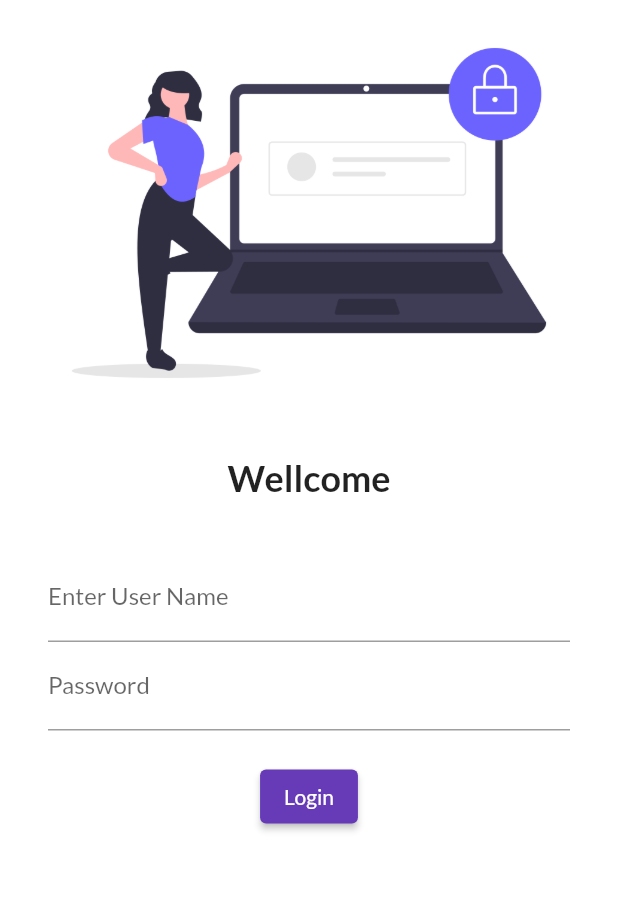
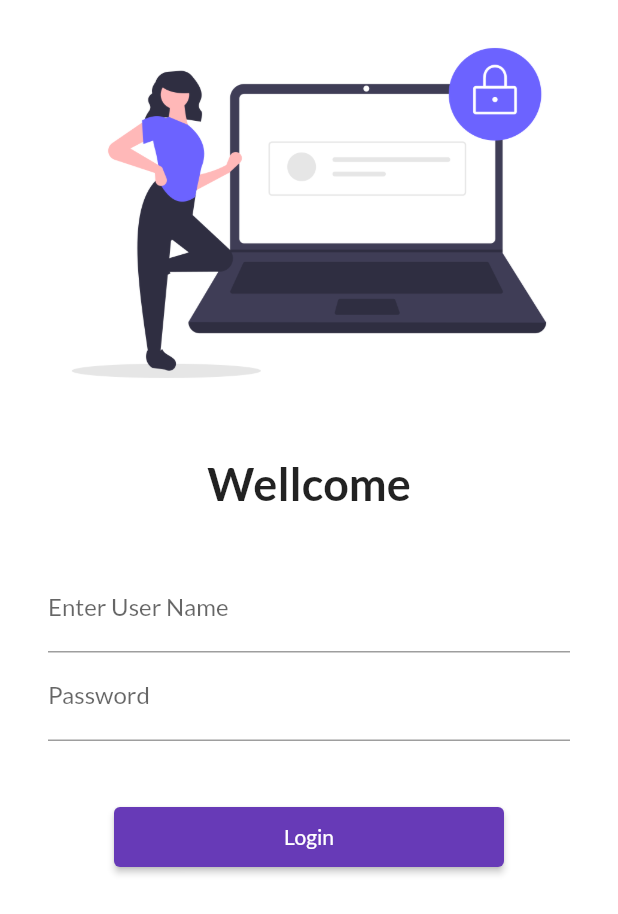
Before and after one commit to iamMD/30Daysofflutter, a Flutter app: the screen it shows after launch, on a phone screen of 412 x 824 dp. Shown: the top 914 px of the screen. Run offline on Flutter 3.47's test engine with Material 2 defaults, Android fonts, the phone set to English and light mode, and no system bars; our stand-ins replace google_fonts.

Commit message:
day5 completed

```diff
--- a/lib/main.dart
+++ b/lib/main.dart
@@ -1,4 +1,5 @@
 import 'package:catelog_app/pages/login_page.dart';
+import 'package:catelog_app/utils/routes.dart';
 import 'package:flutter/material.dart';
 import 'pages/home_page.dart';
 import 'package:google_fonts/google_fonts.dart';
@@ -19,14 +20,15 @@
         fontFamily: GoogleFonts.lato().fontFamily,
         primaryTextTheme: GoogleFonts.latoTextTheme(),
       ),
+      debugShowCheckedModeBanner: false,
       darkTheme: ThemeData(
         brightness: Brightness.dark,
       ),
       initialRoute: "/",
       routes: {
         "/": (context) => const LoginPage(),
-        "/home": (context) => const HomePage(),
-        "/login": (context) => const LoginPage(),
+        MyRoutes.homeRoutes: (context) => const HomePage(),
+        MyRoutes.loginRoutes: (context) => const LoginPage(),
       },
     );
   }
--- a/lib/pages/login_page.dart
+++ b/lib/pages/login_page.dart
@@ -1,3 +1,4 @@
+import 'package:catelog_app/utils/routes.dart';
 import 'package:flutter/material.dart';
 
 class LoginPage extends StatelessWidget {
@@ -7,6 +8,7 @@
   Widget build(BuildContext context) {
     return Material(
         color: Colors.white,
+        child: SingleChildScrollView(
           child: Column(
             children: [
               Image.asset(
@@ -18,7 +20,7 @@
               ),
               const Text(
                 "Wellcome",
-              style: TextStyle(fontSize: 24, fontWeight: FontWeight.bold),
+                style: TextStyle(fontSize: 30, fontWeight: FontWeight.bold),
               ),
               const SizedBox(
                 height: 20.0,
@@ -44,19 +46,22 @@
                       ),
                     ),
                     const SizedBox(
-                    height: 20.0,
+                      height: 40.0,
                     ),
                     ElevatedButton(
                       onPressed: () {
-                      print("hii");
+                        Navigator.pushNamed(context, MyRoutes.homeRoutes);
                       },
                       child: const Text("Login"),
-                    style: TextButton.styleFrom(),
+                      style: TextButton.styleFrom(
+                        minimumSize: const Size(260, 40),
+                      ),
                     ),
                   ],
                 ),
               ),
             ],
+          ),
         ));
   }
 }
--- /dev/null
+++ b/lib/utils/routes.dart
@@ -0,0 +1,4 @@
+class MyRoutes{
+  static String loginRoutes = "/login";
+  static String homeRoutes = "home";
+}
```
Lines whose indentation alone changed are shown as unchanged.
